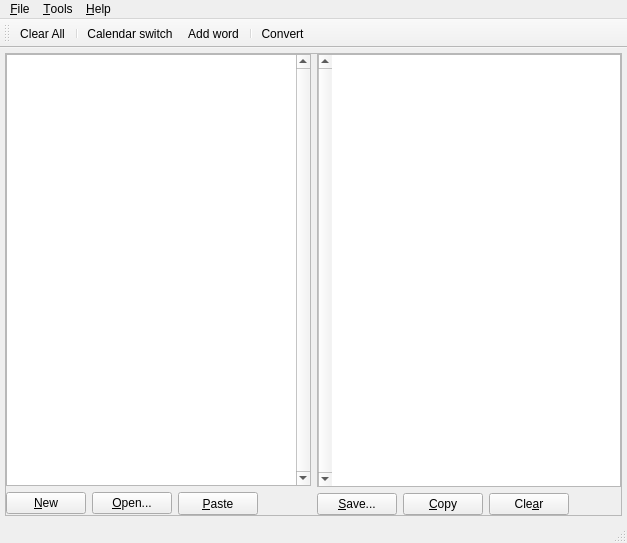
Before: the Qt Designer form trunk/mainwindow.ui in mousamk/azconvert, drawn with Qt 5.
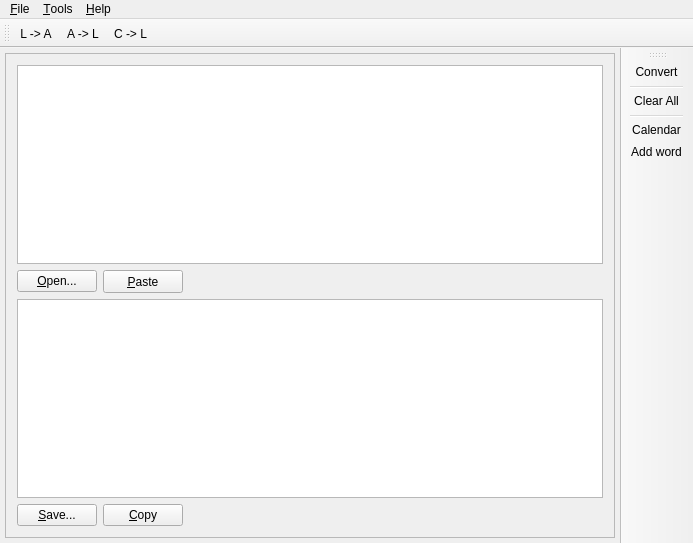
After: the same form once the commit is applied. Icons and pictures are not drawn.

The edit to the form file:
```diff
--- a/trunk/mainwindow.ui
+++ b/trunk/mainwindow.ui
@@ -6,7 +6,7 @@
    <rect>
     <x>0</x>
     <y>0</y>
-    <width>627</width>
+    <width>693</width>
     <height>543</height>
    </rect>
   </property>
@@ -30,17 +30,9 @@
       <property name="frameShadow">
        <enum>QFrame::Raised</enum>
       </property>
-      <layout class="QHBoxLayout" name="horizontalLayout_4">
-       <property name="spacing">
-        <number>9</number>
-       </property>
-       <property name="margin">
-        <number>0</number>
-       </property>
+      <layout class="QVBoxLayout" name="verticalLayout_3">
        <item>
-        <layout class="QHBoxLayout" name="horizontalLayout_3">
-         <item>
-          <layout class="QVBoxLayout" name="verticalLayout">
+        <layout class="QVBoxLayout" name="verticalLayout_2">
            <item>
             <widget class="QTextEdit" name="txtSource">
              <property name="font">
@@ -49,20 +41,10 @@
                <pointsize>10</pointsize>
               </font>
              </property>
-             <property name="verticalScrollBarPolicy">
-              <enum>Qt::ScrollBarAlwaysOn</enum>
-             </property>
             </widget>
            </item>
            <item>
             <layout class="QHBoxLayout" name="horizontalLayout">
-             <item>
-              <widget class="QPushButton" name="btnNew">
-               <property name="text">
-                <string>&amp;New</string>
-               </property>
-              </widget>
-             </item>
              <item>
               <widget class="QPushButton" name="btnOpen">
                <property name="text">
@@ -98,10 +80,6 @@
              </item>
             </layout>
            </item>
-          </layout>
-         </item>
-         <item>
-          <layout class="QVBoxLayout" name="verticalLayout_2">
            <item>
             <widget class="QTextEdit" name="txtResult">
              <property name="font">
@@ -113,9 +91,6 @@
              <property name="layoutDirection">
               <enum>Qt::RightToLeft</enum>
              </property>
-             <property name="verticalScrollBarPolicy">
-              <enum>Qt::ScrollBarAlwaysOn</enum>
-             </property>
             </widget>
            </item>
            <item>
@@ -134,19 +109,6 @@
                </property>
               </widget>
              </item>
-             <item>
-              <widget class="QPushButton" name="btnClear">
-               <property name="sizePolicy">
-                <sizepolicy hsizetype="Fixed" vsizetype="Fixed">
-                 <horstretch>75</horstretch>
-                 <verstretch>0</verstretch>
-                </sizepolicy>
-               </property>
-               <property name="text">
-                <string>Cle&amp;ar</string>
-               </property>
-              </widget>
-             </item>
              <item>
               <spacer name="horizontalSpacer">
                <property name="orientation">
@@ -164,7 +126,8 @@
            </item>
           </layout>
          </item>
-        </layout>
+       <item>
+        <layout class="QVBoxLayout" name="verticalLayout"/>
        </item>
       </layout>
      </widget>
@@ -176,7 +139,7 @@
     <rect>
      <x>0</x>
      <y>0</y>
-     <width>627</width>
+     <width>693</width>
      <height>21</height>
     </rect>
    </property>
@@ -251,19 +214,32 @@
     <enum>Qt::ToolButtonTextUnderIcon</enum>
    </property>
    <attribute name="toolBarArea">
-    <enum>TopToolBarArea</enum>
+    <enum>RightToolBarArea</enum>
    </attribute>
    <attribute name="toolBarBreak">
     <bool>false</bool>
    </attribute>
+   <addaction name="action_ConvertText"/>
+   <addaction name="separator"/>
    <addaction name="actionClear_All"/>
    <addaction name="separator"/>
    <addaction name="actionCalendar_converter"/>
    <addaction name="action_Add_word_to_dictionary"/>
-   <addaction name="separator"/>
-   <addaction name="action_ConvertText"/>
   </widget>
-  <widget class="QStatusBar" name="statusBar"/>
+  <widget class="QToolBar" name="modeToolbar">
+   <property name="windowTitle">
+    <string>toolBar</string>
+   </property>
+   <attribute name="toolBarArea">
+    <enum>TopToolBarArea</enum>
+   </attribute>
+   <attribute name="toolBarBreak">
+    <bool>false</bool>
+   </attribute>
+   <addaction name="action_Latin_to_Arabic"/>
+   <addaction name="action_Arabic_to_Latin"/>
+   <addaction name="action_Cyrillic_to_Latin"/>
+  </widget>
   <action name="actionExit">
    <property name="text">
     <string>E&amp;xit</string>
@@ -274,7 +250,7 @@
     <bool>true</bool>
    </property>
    <property name="text">
-    <string>&amp;1) Latin to Arabic</string>
+    <string>L -&gt; A</string>
    </property>
    <property name="toolTip">
     <string>Latin script to Arabic script convert mode</string>
@@ -288,7 +264,7 @@
     <bool>true</bool>
    </property>
    <property name="text">
-    <string>&amp;2) Arabic to Latin</string>
+    <string>A -&gt; L</string>
    </property>
    <property name="toolTip">
     <string>Arabic script to Latin script convert mode</string>
@@ -302,7 +278,7 @@
     <bool>true</bool>
    </property>
    <property name="text">
-    <string>&amp;3) Cyrillic to Latin</string>
+    <string>C -&gt; L</string>
    </property>
    <property name="toolTip">
     <string>Cyrillic script to Latin script convert mode</string>
@@ -349,7 +325,7 @@
      <normaloff>:/res/Calendar.png</normaloff>:/res/Calendar.png</iconset>
    </property>
    <property name="text">
-    <string>Calen&amp;dar switch...</string>
+    <string>Calen&amp;dar...</string>
    </property>
    <property name="shortcut">
     <string>F6</string>
```
Left out of the diff: 32 changed lines with no effect on the pictures. Lines whose indentation alone changed are shown as unchanged.
